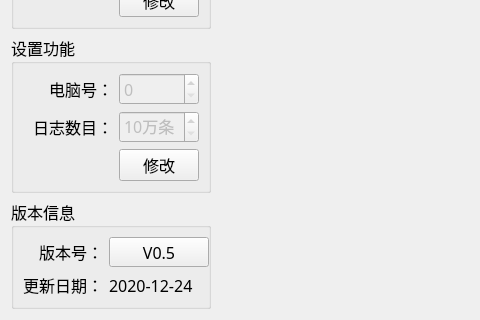
Old version of the form PDU-CalibrateTool/setups/setup_mainwid.ui in the repository ChinaClever/PDU-CalibrateTool; both pictures show x 0 to 480 and y 489 to 809 of the 1023 by 809 pixel window.
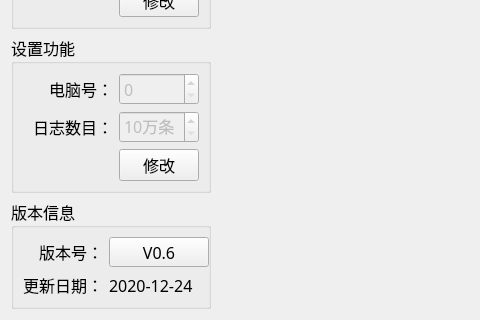
New version of the form.

Patch:
```diff
--- a/PDU-CalibrateTool/setups/setup_mainwid.ui
+++ b/PDU-CalibrateTool/setups/setup_mainwid.ui
@@ -427,7 +427,7 @@
          </size>
         </property>
         <property name="text">
-         <string>V0.5</string>
+         <string>V0.6</string>
         </property>
        </widget>
       </item>
```
